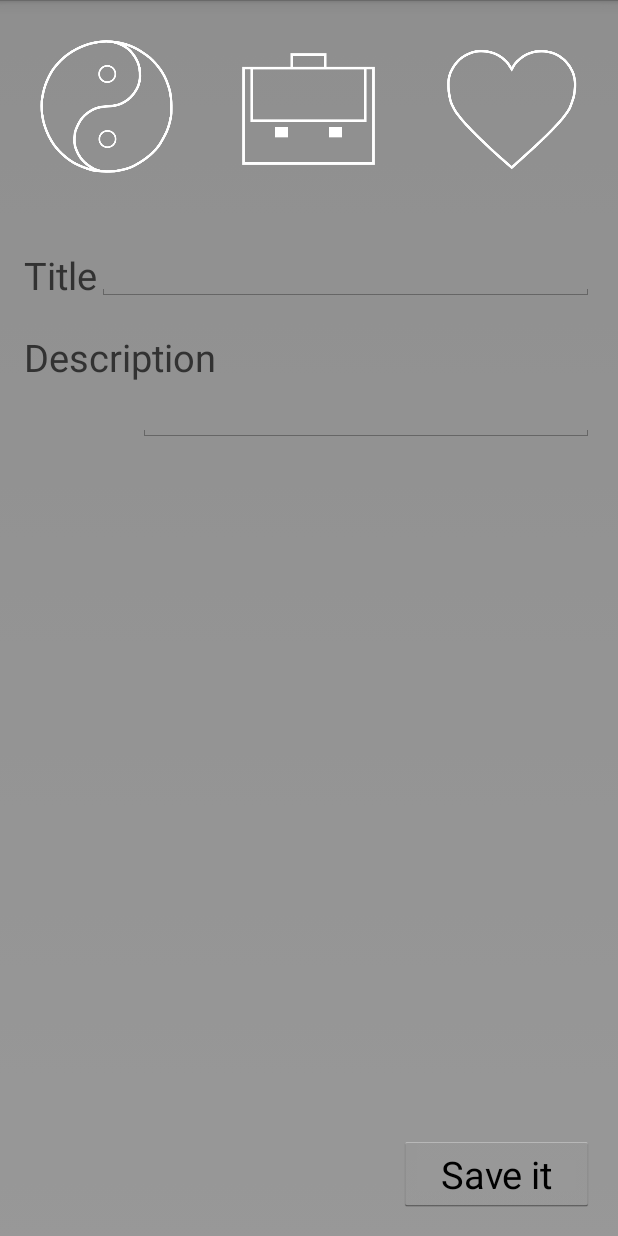
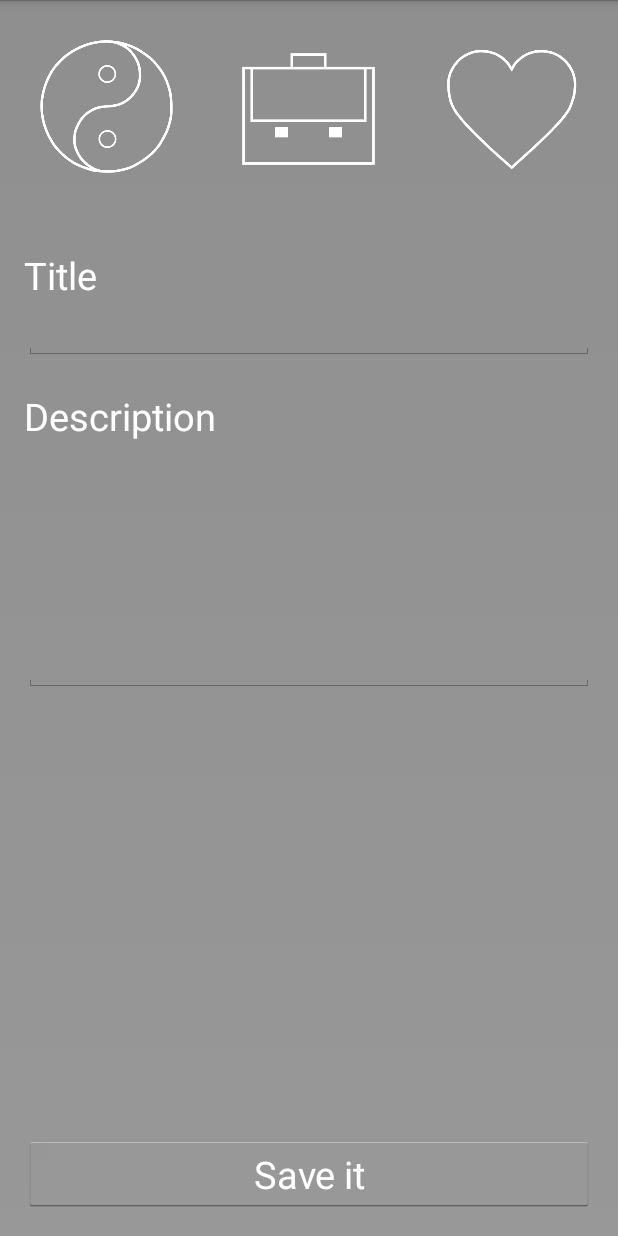
Before and after one commit to bierlingm/Xonfire, an Android app: the LogTask screen opened directly, with no data from a screen before it, on a phone screen of 412 x 824 dp. Run offline under Robolectric (Android 15) with nearby library versions, the light colour scheme and no system bars; network calls fail.

Commit message:
Bit more cleaning
- Simplified both activity_life_goal.xml and activity_log_task.xml

```diff
--- a/app/src/main/res/layout/activity_log_task.xml
+++ b/app/src/main/res/layout/activity_log_task.xml
@@ -43,7 +43,10 @@
         android:layout_alignParentBottom="true"
         android:layout_alignRight="@+id/taskTitle"
         android:layout_alignEnd="@+id/taskTitle"
-        android:textSize="25dp" />
+        android:textSize="25dp"
+        android:layout_alignParentLeft="true"
+        android:layout_alignParentStart="true"
+        android:textColor="#ffffffff" />
 
     <RelativeLayout
         android:layout_width="fill_parent"
@@ -59,27 +62,17 @@
             android:text="@string/task_title"
             android:textSize="@dimen/lbl_size"
             android:id="@+id/textView3"
-            android:paddingTop="10dp" />
+            android:paddingTop="10dp"
+            android:textColor="#ffffffff" />
 
         <EditText
-            android:layout_width="wrap_content"
+            android:layout_width="match_parent"
             android:layout_height="wrap_content"
-            android:id="@+id/editText3"
-            android:layout_toEndOf="@+id/textView3"
-            android:layout_alignBottom="@+id/textView3"
-            android:layout_alignParentRight="true"
-            android:layout_alignParentEnd="true"
-            android:inputType="textCapSentences" />
-
-        <RelativeLayout
-            android:layout_width="fill_parent"
-            android:layout_height="fill_parent"
-            android:layout_toStartOf="@+id/editText3"
+            android:id="@+id/editText"
+            android:inputType="textCapSentences"
+            android:layout_below="@+id/textView3"
             android:layout_alignParentLeft="true"
-            android:layout_alignParentStart="true"
-            android:layout_alignParentRight="true"
-            android:layout_alignParentEnd="true"
-            android:layout_below="@+id/textView3">
+            android:layout_alignParentStart="true" />
 
         <TextView
             android:layout_width="wrap_content"
@@ -87,21 +80,22 @@
             android:text="@string/task_desc"
             android:textSize="@dimen/lbl_size"
             android:paddingTop="20dp"
-                android:layout_below="@+id/textView3"
-                android:id="@+id/textView4" />
+            android:id="@+id/textView4"
+            android:textColor="#ffffffff"
+            android:layout_below="@+id/editText"
+            android:layout_alignParentLeft="true"
+            android:layout_alignParentStart="true" />
 
         <EditText
-                android:layout_width="304dp"
+            android:layout_width="match_parent"
             android:layout_height="wrap_content"
-                android:id="@+id/editText"
-                android:layout_alignParentLeft="false"
-                android:layout_alignParentStart="false"
-                android:layout_alignParentRight="true"
-                android:layout_alignParentEnd="false"
-                android:layout_below="@+id/textView4"
-                android:layout_alignParentBottom="false"
-                android:inputType="textCapSentences" />
-        </RelativeLayout>
+            android:id="@+id/editText3"
+            android:layout_toEndOf="@+id/textView3"
+            android:inputType="textCapSentences"
+            android:layout_centerVertical="true"
+            android:layout_alignParentLeft="true"
+            android:layout_alignParentStart="true" />
+
     </RelativeLayout>
 
 
```
Also changed, not shown: app/src/main/res/layout/activity_life_goal.xml (+33 -32 lines). Lines whose indentation alone changed are shown as unchanged.
